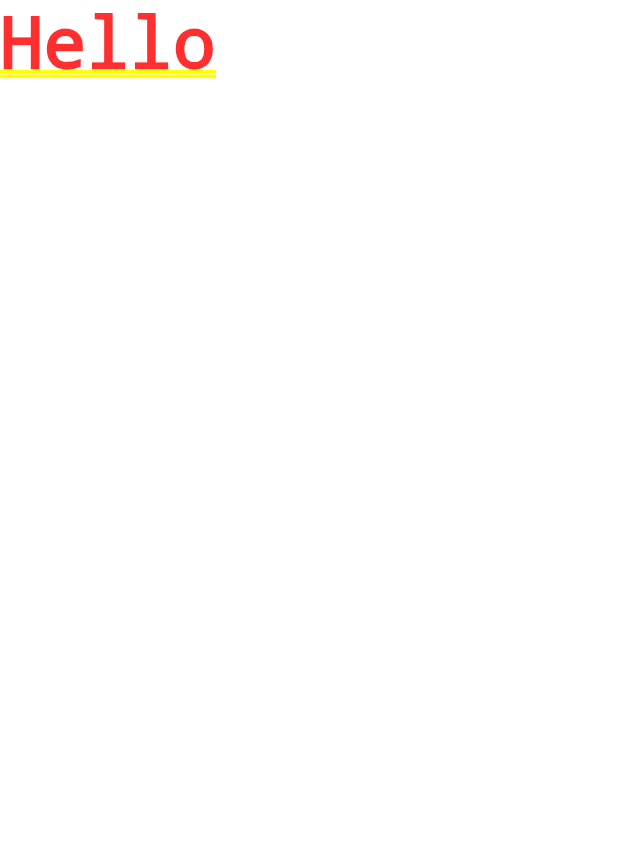
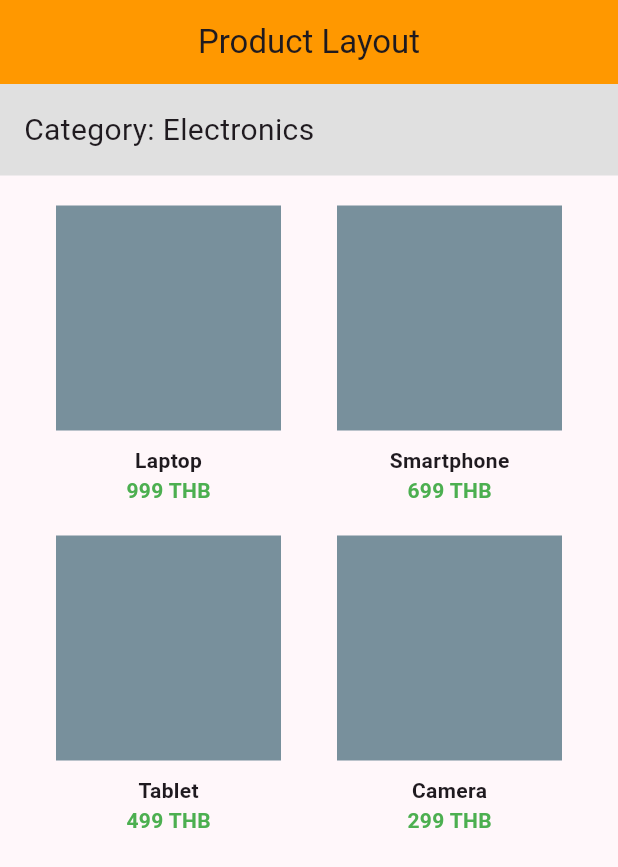
Before and after one commit to KanawadC/mytestapp, a Flutter app: the screen it shows after launch, on a phone screen of 412 x 824 dp. Shown: the top 867 px of the screen. Run offline on Flutter 3.47's test engine with Material 3 defaults, Android fonts, the phone set to English and light mode, and no system bars.

Commit message:
"Week3 Lab"

```diff
--- /dev/null
+++ b/lib/page_answer/answer3.dart
@@ -0,0 +1,65 @@
+import 'package:flutter/material.dart';
+
+class Answer3 extends StatelessWidget {
+  const Answer3({super.key});
+
+  @override
+  Widget build(BuildContext context) {
+    return Scaffold(
+      appBar: AppBar(
+        title: const Text('Product Layout'),
+        centerTitle: true,
+        backgroundColor: Colors.orange,
+      ),
+      body: Column(
+        crossAxisAlignment: CrossAxisAlignment.start,
+        children: [
+          Container(
+            width: double.infinity,
+            padding: const EdgeInsets.all(16),
+            color: Colors.grey[300],
+            child: const Text('Category: Electronics',
+                style: TextStyle(fontSize: 20)),
+          ),
+          const SizedBox(height: 20),
+          Row(
+            mainAxisAlignment: MainAxisAlignment.spaceEvenly,
+            children: [
+              buildProduct('Laptop', '999 THB'),
+              buildProduct('Smartphone', '699 THB'),
+            ],
+          ),
+          const SizedBox(height: 20),
+          Row(
+            mainAxisAlignment: MainAxisAlignment.spaceEvenly,
+            children: [
+              buildProduct('Tablet', '499 THB'),
+              buildProduct('Camera', '299 THB'),
+            ],
+          ),
+        ],
+      ),
+    );
+  }
+
+  Widget buildProduct(String name, String price) {
+    return Column(
+      children: [
+        Container(
+          width: 150,
+          height: 150,
+          color: Colors.blueGrey[400],
+        ),
+        const SizedBox(height: 10),
+        Text(name, style: const TextStyle(fontWeight: FontWeight.bold)),
+        Text(
+          price,
+          style: const TextStyle(
+            color: Colors.green, // เปลี่ยนสีเป็นสีเขียว
+            fontWeight: FontWeight.bold,
+          ),
+        ),
+      ],
+    );
+  }
+}
```
Also changed, not shown: lib/main.dart (+73 -6 lines), lib/my_stateful_widget.dart (added, +57 -0 lines), lib/page_answer/answer1.dart (added, +69 -0 lines), lib/page_answer/answer2.dart (added, +79 -0 lines), lib/page_answer/answer4.dart (added, +100 -0 lines), lib/page_answer/answer_portal.dart (added, +59 -0 lines), 4 other files.
